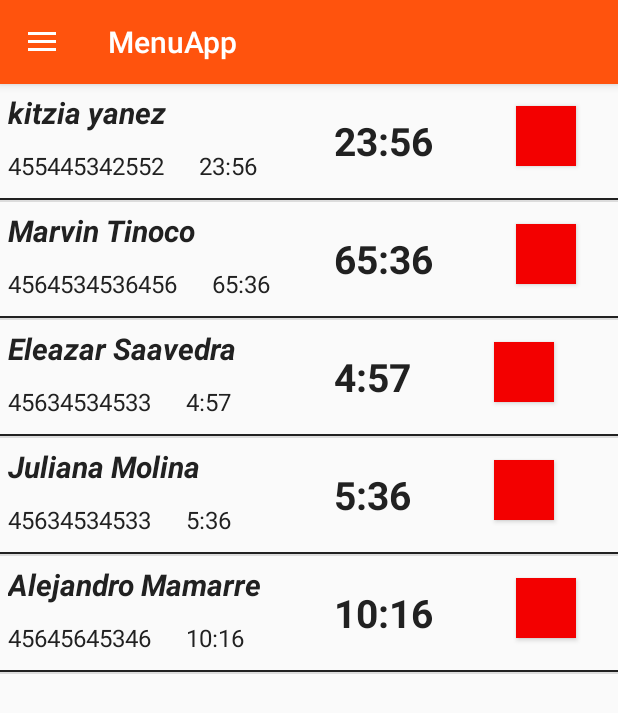
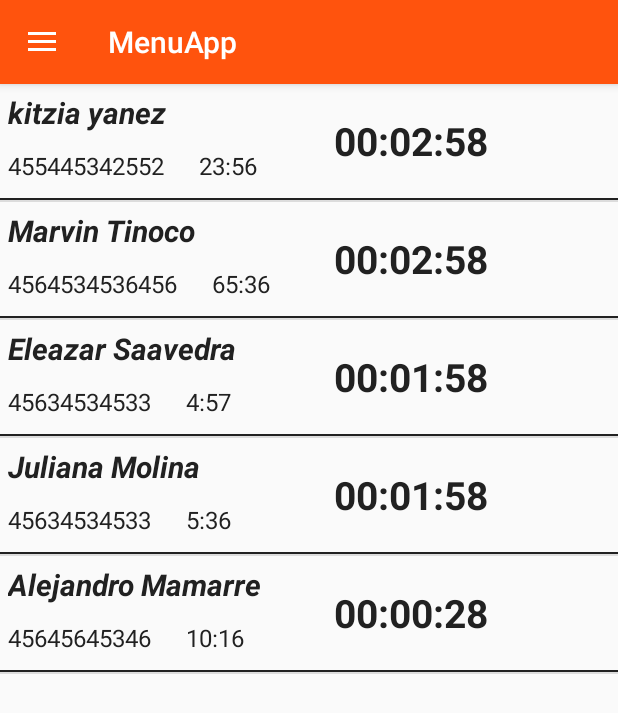
Before and after one commit to qefen/espacios_confinados, an Android app: the screen it shows after launch (MenuApp), in the side drawer, after a tap on "Lista de Registro", on a phone screen of 412 x 824 dp. Shown: the top 713 px of the screen. Run offline under Robolectric (Android 15) with nearby library versions, the phone set to English and light mode, and no system bars.

Commit message:
Functional Timer

```diff
--- a/app/src/main/java/com/example/kmartinez/espacios_confinados/ListaTrabajadores.java
+++ b/app/src/main/java/com/example/kmartinez/espacios_confinados/ListaTrabajadores.java
@@ -41,11 +41,11 @@ public class ListaTrabajadores extends Fragment {
         View view = inflater.inflate(R.layout.activity_lista_trabajadores, container, false);
         listView = (ListView) view.findViewById(R.id.ListaT);
         ArrayList<trabajoConfinado> listatrabajosConfinados = new ArrayList<>();
-        listatrabajosConfinados.add(new trabajoConfinado("kitzia yanez","455445342552","23:56","23:56"));
-        listatrabajosConfinados.add(new trabajoConfinado("Marvin Tinoco","4564534536456","65:36","65:36"));
-        listatrabajosConfinados.add(new trabajoConfinado("Eleazar Saavedra","45634534533","4:57","4:57"));
-        listatrabajosConfinados.add(new trabajoConfinado("Juliana Molina","45634534533","5:36","5:36"));
-        listatrabajosConfinados.add(new trabajoConfinado("Alejandro Mamarre","45645645346","10:16","10:16"));
+        listatrabajosConfinados.add(new trabajoConfinado("kitzia yanez","455445342552","23:56",3 * 60 * 1000));
+        listatrabajosConfinados.add(new trabajoConfinado("Marvin Tinoco","4564534536456","65:36",3 * 60 * 1000));
+        listatrabajosConfinados.add(new trabajoConfinado("Eleazar Saavedra","45634534533","4:57",2 * 60 * 1000));
+        listatrabajosConfinados.add(new trabajoConfinado("Juliana Molina","45634534533","5:36",2 * 60 * 1000));
+        listatrabajosConfinados.add(new trabajoConfinado("Alejandro Mamarre","45645645346","10:16",1 * 30 * 1000));
         tCAdapter = new trabajoConfinadoAdapter(ListaTrabajadores.this.getContext(), listatrabajosConfinados);
         listView.setAdapter(tCAdapter);
         return view;
--- /dev/null
+++ b/app/src/main/java/com/example/kmartinez/espacios_confinados/TimerTextView.java
@@ -0,0 +1,106 @@
+package com.example.kmartinez.espacios_confinados;
+
+import android.content.Context;
+import android.util.AttributeSet;
+import android.view.View;
+import android.support.v7.widget.AppCompatTextView;
+
+import java.util.Locale;
+import java.util.Timer;
+import java.util.TimerTask;
+import java.util.concurrent.TimeUnit;
+
+public class TimerTextView extends AppCompatTextView {
+
+    private static final int DEFAULT_INTERVAL = 1000;
+
+    private Timer timer = new Timer();
+    private long endTime = 0;
+    private long interval = DEFAULT_INTERVAL;
+    private boolean isCanceled = false;
+
+    public TimerTextView(Context context) {
+        super(context);
+    }
+
+    public TimerTextView(Context context, AttributeSet attrs) {
+        super(context, attrs);
+    }
+
+    public TimerTextView(Context context, AttributeSet attrs, int defStyleAttr) {
+        super(context, attrs, defStyleAttr);
+    }
+
+    @Override protected void onDetachedFromWindow() {
+        super.onDetachedFromWindow();
+        stopTimer();
+    }
+
+    @Override protected void onVisibilityChanged(View changedView, int visibility) {
+        super.onVisibilityChanged(changedView, visibility);
+        if (VISIBLE == visibility) {
+            startTimer();
+        } else {
+            stopTimer();
+        }
+    }
+
+    public void setInterval(long interval) {
+        if (interval >= 0) {
+            this.interval = interval;
+            stopTimer();
+            startTimer();
+        }
+    }
+
+    public void setEndTime(long endTime) {
+        if (endTime >= 0) {
+            this.endTime = endTime;
+            stopTimer();
+            startTimer();
+        }
+    }
+
+    private void startTimer() {
+        if (endTime == 0) {
+            return;
+        }
+        if (isCanceled) {
+            timer = new Timer();
+            isCanceled = false;
+        }
+        timer.scheduleAtFixedRate(new TimerTask() {
+            @Override public void run() {
+                if (null == getHandler()) {
+                    return;
+                }
+                getHandler().post(new Runnable() {
+                    @Override public void run() {
+                        setText(getDurationBreakdown(endTime - System.currentTimeMillis()));
+                    }
+                });
+            }
+        }, 0, interval);
+    }
+
+    private void stopTimer() {
+        timer.cancel();
+        isCanceled = true;
+    }
+
+    private String getDurationBreakdown(long diff) {
+        long millis = diff;
+        if (millis < 0) {
+            return "00:00:00";
+        }
+        long hours = TimeUnit.MILLISECONDS.toHours(millis);
+        millis -= TimeUnit.HOURS.toMillis(hours);
+        long minutes = TimeUnit.MILLISECONDS.toMinutes(millis);
+        millis -= TimeUnit.MINUTES.toMillis(minutes);
+        long seconds = TimeUnit.MILLISECONDS.toSeconds(millis);
+
+
+        return String.format(Locale.ENGLISH, "%02d:%02d:%02d", hours, minutes, seconds);
+        //return "${getWithLeadZero(hours)}:${getWithLeadZero(minutes)}:${getWithLeadZero(seconds)}"
+    }
+}
--- a/app/src/main/java/com/example/kmartinez/espacios_confinados/trabajoConfinado.java
+++ b/app/src/main/java/com/example/kmartinez/espacios_confinados/trabajoConfinado.java
@@ -6,12 +6,17 @@ package com.example.kmartinez.espacios_confinados;
  * TODO: Analizar qué otros posibles datos se piensan guardar
  */
 public class trabajoConfinado {
+    // Nombre de la actividad en el espacio confinado
     private String rnombre;
+    // Seguro social del trabajador
     private String rnumeross;
+    // La hora en la que entró el trabajador al espacio confinado
     private String rhrEnt;
-    private String rhora;
+    // Tiempo maximo (milisegundos) que tiene permitido el trabajador dentro del espacio confinado
+    private long rhora;
 
-    public trabajoConfinado(String rnombre, String rnumeross, String rhrEnt, String rhora) {
+
+    public trabajoConfinado(String rnombre, String rnumeross, String rhrEnt, long rhora) {
         this.rnombre = rnombre;
         this.rnumeross = rnumeross;
         this.rhrEnt = rhrEnt;
@@ -42,11 +47,11 @@ public class trabajoConfinado {
         this.rhrEnt = rhrEnt;
     }
 
-    public String getRhora() {
+    public long getRhora() {
         return rhora;
     }
 
-    public void setRhora(String rhora) {
+    public void setRhora(long rhora) {
         this.rhora = rhora;
     }
 
--- a/app/src/main/java/com/example/kmartinez/espacios_confinados/trabajoConfinadoAdapter.java
+++ b/app/src/main/java/com/example/kmartinez/espacios_confinados/trabajoConfinadoAdapter.java
@@ -37,12 +37,13 @@ public class trabajoConfinadoAdapter extends ArrayAdapter<trabajoConfinado> {
         TextView nombre2 = (TextView) listItem.findViewById(R.id.tvNameE);
         TextView numero2 = (TextView) listItem.findViewById(R.id.tvNss);
         TextView hre2 = (TextView) listItem.findViewById(R.id.tvhr);
-        TextView hora2 = (TextView) listItem.findViewById(R.id.tvTimer);
+        TimerTextView hora2 = (TimerTextView) listItem.findViewById(R.id.tvTimer);
 
         nombre2.setText(currentTrabajoConfinado.getRnombre());
         numero2.setText(currentTrabajoConfinado.getRnumeross());
         hre2.setText(currentTrabajoConfinado.getRhrEnt());
-        hora2.setText(currentTrabajoConfinado.getRhora());
+        //hora2.setText(String.valueOf(currentTrabajoConfinado.getRhora()));
+        hora2.setEndTime(System.currentTimeMillis() + currentTrabajoConfinado.getRhora());
 
         return listItem;
     }
--- a/app/src/main/res/layout/lista_item_vista.xml
+++ b/app/src/main/res/layout/lista_item_vista.xml
@@ -60,7 +60,7 @@
             </LinearLayout>
         </LinearLayout>
 
-        <TextView
+        <com.example.kmartinez.espacios_confinados.TimerTextView
             android:id="@+id/tvTimer"
             android:layout_width="wrap_content"
             android:layout_height="wrap_content"
@@ -73,19 +73,6 @@
             android:textSize="26dp"
             android:textStyle="bold" />
 
-        <Button
-            android:id="@+id/btnStop"
-            android:layout_width="40dp"
-            android:layout_height="40dp"
-            android:layout_marginTop="12dp"
-            android:layout_marginLeft="50dp"
-            android:maxWidth="70dp"
-            android:maxHeight="70dp"
-            android:minWidth="40dp"
-            android:minHeight="40dp"
-            android:background="#F30000"
-            />
-
     </LinearLayout>
     <TextView
         android:layout_width="match_parent"
```
